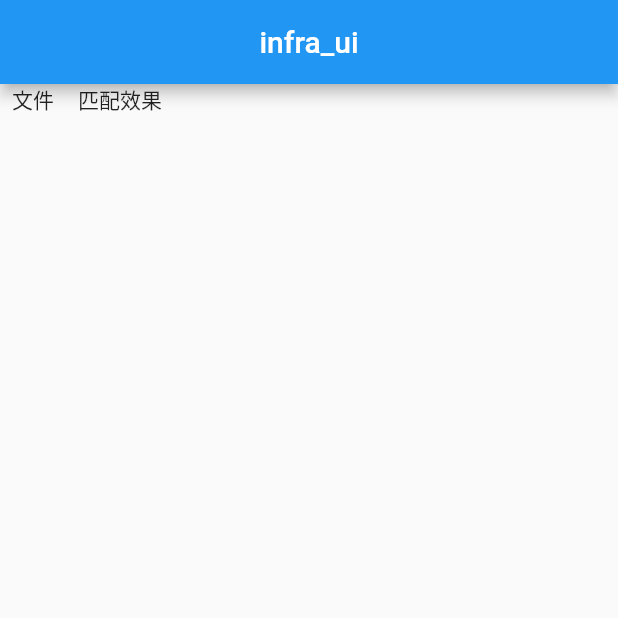
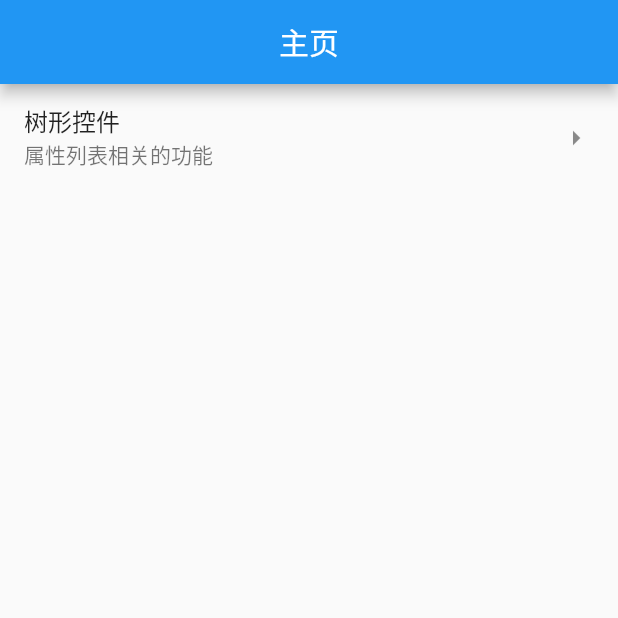
Before and after one commit to srefp/efficient_infra_ui, a Flutter app: the screen it shows after launch, on a phone screen of 412 x 824 dp, the top half of it. Run offline on Flutter 3.47's test engine with Material 2 defaults, Android fonts, the phone set to English and light mode, and no system bars; our stand-ins replace get, google_fonts; missing offline and left inert: bitsdojo_window, flutter_advanced_networkimage_2, qr_code_scanner; Roboto replaces fonts that are missing (HeiTiSlender).

Commit message:
feat: 构建树形控件（未完善）

```diff
--- /dev/null
+++ b/example/lib/app/modules/home/views/home_view.dart
@@ -0,0 +1,74 @@
+import 'package:flutter/material.dart';
+
+import 'package:get/get.dart';
+
+import '../../../routes/app_pages.dart';
+import '../controllers/home_controller.dart';
+
+class HomeView extends GetView<HomeController> {
+  @override
+  Widget build(BuildContext context) {
+    return Scaffold(
+      appBar: AppBar(
+        title: Text('主页'),
+        centerTitle: true,
+      ),
+      body: NavList(
+        items: [
+          NavItem(
+            title: '树形控件',
+            comment: '属性列表相关的功能',
+            route: Routes.TREE_DEMO,
+          ),
+        ],
+      ),
+    );
+  }
+}
+
+class NavList extends StatelessWidget {
+  const NavList({Key? key, required this.items}) : super(key: key);
+
+  final List<NavItem> items;
+
+  List<Widget> _buildTiles() => items.map((e) => _NavTile(item: e)).toList();
+
+  @override
+  Widget build(BuildContext context) {
+    return ListView(
+      children: _buildTiles(),
+    );
+  }
+}
+
+class _NavTile extends StatelessWidget {
+  const _NavTile({Key? key, required this.item}) : super(key: key);
+
+  final NavItem item;
+
+  @override
+  Widget build(BuildContext context) {
+    return ListTile(
+      title: Text(item.title),
+      subtitle: Text(item.comment),
+      trailing: Icon(item.icon),
+      onTap: () {
+        Get.toNamed(item.route);
+      },
+    );
+  }
+}
+
+class NavItem {
+  String title;
+  String comment;
+  String route;
+  IconData icon;
+
+  NavItem({
+    required this.title,
+    required this.comment,
+    required this.route,
+    this.icon = Icons.arrow_right,
+  });
+}
--- /dev/null
+++ b/example/lib/app/routes/app_routes.dart
@@ -0,0 +1,14 @@
+part of 'app_pages.dart';
+// DO NOT EDIT. This is code generated via package:get_cli/get_cli.dart
+
+abstract class Routes {
+  Routes._();
+  static const HOME = _Paths.HOME;
+  static const TREE_DEMO = _Paths.TREE_DEMO;
+}
+
+abstract class _Paths {
+  _Paths._();
+  static const HOME = '/home';
+  static const TREE_DEMO = '/tree-demo';
+}
--- a/example/lib/main.dart
+++ b/example/lib/main.dart
@@ -1,37 +1,16 @@
-import 'package:efficient_infra_ui/explosion/widgets/ex_navigation.dart';
 import 'package:flutter/material.dart';
 
+import 'package:get/get.dart';
+
+import 'app/routes/app_pages.dart';
+
 void main() {
-  runApp(const MyApp());
+  runApp(
+    GetMaterialApp(
+      debugShowCheckedModeBanner: false,
+      title: "infra_ui功能展示",
+      initialRoute: AppPages.INITIAL,
+      getPages: AppPages.routes,
+    ),
+  );
 }
-
-class MyApp extends StatelessWidget {
-  const MyApp({Key? key}) : super(key: key);
-
-  @override
-  Widget build(BuildContext context) {
-    return MaterialApp(
-      debugShowCheckedModeBanner: false,
-      title: 'Flutter Demo',
-      theme: ThemeData(
-        primarySwatch: Colors.blue,
-      ),
-      home: Scaffold(
-        appBar: AppBar(
-          title: const Text("infra_ui"),
-          centerTitle: true,
-        ),
-        body: ListView(
-          children: [
-            ExNavigation(
-              items: [
-                ExNavItem(text: '文件', route: 'file'),
-                ExNavItem(text: '匹配效果', route: 'effect'),
-              ],
-            ),
-          ],
-        ),
-      ),
-    );
-  }
-}
--- a/lib/efficient_infra_ui.dart
+++ b/lib/efficient_infra_ui.dart
@@ -30,6 +30,7 @@ export 'src/text/win_text.dart';
 export 'src/theme/theme.dart';
 export 'src/theme/theme_switcher.dart';
 export 'src/theme/win_theme.dart';
+export 'src/tree/tree.dart';
 export 'src/widgets/common_popup_menu_item_row.dart';
 export 'src/win/common_win_navigation_bar.dart';
 export 'src/win/movable_title.dart';
--- /dev/null
+++ b/lib/src/tree/tree.dart
@@ -0,0 +1,3 @@
+export 'primitives/tree_controller.dart';
+export 'primitives/tree_node.dart';
+export 'tree_view.dart';
```
Also changed, not shown: example/lib/app/modules/home/bindings/home_binding.dart (added, +12 -0 lines), example/lib/app/modules/home/controllers/home_controller.dart (added, +20 -0 lines), example/lib/app/modules/tree_demo/bindings/tree_demo_binding.dart (added, +12 -0 lines), example/lib/app/modules/tree_demo/controllers/tree_demo_controller.dart (added, +40 -0 lines), example/lib/app/modules/tree_demo/views/tree_demo_view.dart (added, +79 -0 lines), example/lib/app/routes/app_pages.dart (added, +25 -0 lines), example/pubspec.yaml (+3 -59 lines), lib/src/tree/builder.dart (added, +27 -0 lines), lib/src/tree/copy_tree_nodes.dart (added, +26 -0 lines), lib/src/tree/node_widget.dart (added, +111 -0 lines), lib/src/tree/primitives/key_provider.dart (added, +24 -0 lines), lib/src/tree/primitives/tree_controller.dart (added, +38 -0 lines), lib/src/tree/primitives/tree_node.dart (added, +10 -0 lines), lib/src/tree/tree_view.dart (added, +53 -0 lines), 1 more files, 2 other files.
